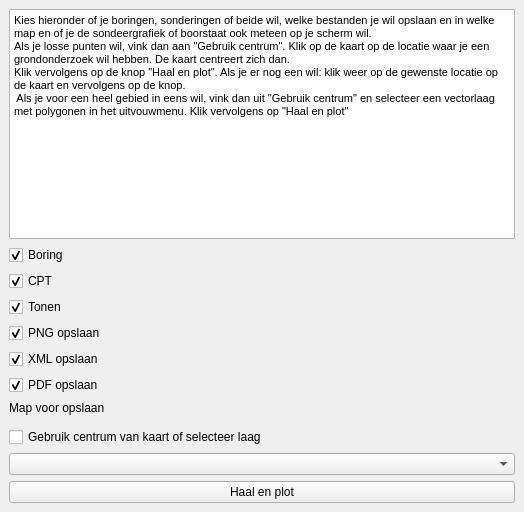
Old version of the form bro_download_plot_dockwidget_base.ui in the repository ic144/bronodig.
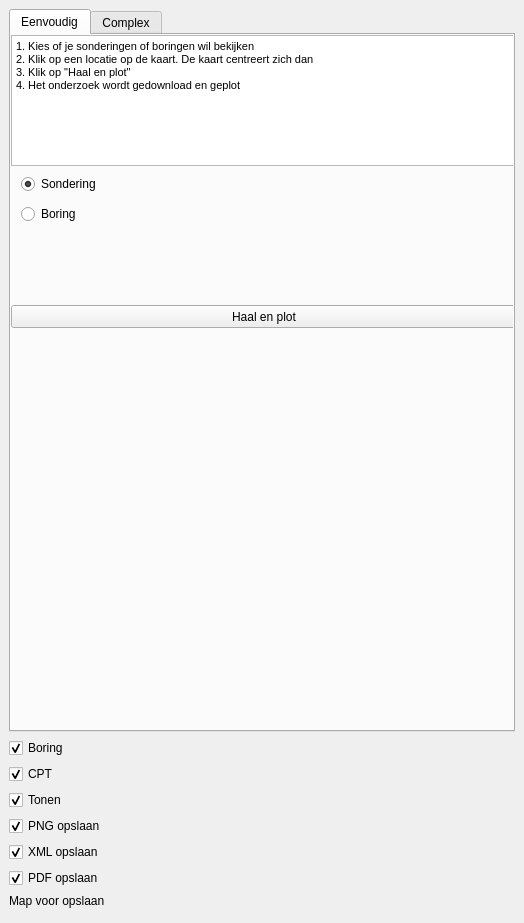
New version of the form. Custom widgets are drawn as their Qt base class.

Commit message: eerste poging reorganiseren menu

What changed in the file:
```diff
--- a/bro_download_plot_dockwidget_base.ui
+++ b/bro_download_plot_dockwidget_base.ui
@@ -7,7 +7,7 @@
     <x>0</x>
     <y>0</y>
     <width>524</width>
-    <height>512</height>
+    <height>923</height>
    </rect>
   </property>
   <property name="windowTitle">
@@ -15,26 +15,27 @@
   </property>
   <widget class="QWidget" name="dockWidgetContents">
    <layout class="QGridLayout" name="gridLayout">
-    <item row="16" column="0">
-     <widget class="QgsMapLayerComboBox" name="mMapLayerComboBox"/>
+    <item row="5" column="0">
+     <widget class="QCheckBox" name="checkBoxBoring">
+      <property name="text">
+       <string>Boring</string>
+      </property>
+      <property name="checked">
+       <bool>true</bool>
+      </property>
+     </widget>
     </item>
-    <item row="3" column="0">
-     <widget class="QTextBrowser" name="textBrowser">
-      <property name="html">
-       <string>&lt;!DOCTYPE HTML PUBLIC &quot;-//W3C//DTD HTML 4.0//EN&quot; &quot;http://www.w3.org/TR/REC-html40/strict.dtd&quot;&gt;
-&lt;html&gt;&lt;head&gt;&lt;meta name=&quot;qrichtext&quot; content=&quot;1&quot; /&gt;&lt;style type=&quot;text/css&quot;&gt;
-p, li { white-space: pre-wrap; }
-&lt;/style&gt;&lt;/head&gt;&lt;body style=&quot; font-family:'MS Shell Dlg 2'; font-size:8pt; font-weight:400; font-style:normal;&quot;&gt;
-&lt;p style=&quot; margin-top:0px; margin-bottom:0px; margin-left:0px; margin-right:0px; -qt-block-indent:0; text-indent:0px;&quot;&gt;Kies hieronder of je boringen, sonderingen of beide wil, welke bestanden je wil opslaan en in welke map en of je de sondeergrafiek of boorstaat ook meteen op je scherm wil.&lt;/p&gt;
-&lt;p style=&quot; margin-top:0px; margin-bottom:0px; margin-left:0px; margin-right:0px; -qt-block-indent:0; text-indent:0px;&quot;&gt;Als je losse punten wil, vink dan aan &amp;quot;Gebruik centrum&amp;quot;. Klik op de kaart op de locatie waar je een grondonderzoek wil hebben. De kaart centreert zich dan.&lt;/p&gt;
-&lt;p style=&quot; margin-top:0px; margin-bottom:0px; margin-left:0px; margin-right:0px; -qt-block-indent:0; text-indent:0px;&quot;&gt;Klik vervolgens op de knop &amp;quot;Haal en plot&amp;quot;. Als je er nog een wil: klik weer op de gewenste locatie op de kaart en vervolgens op de knop.&lt;/p&gt;
-&lt;p style=&quot; margin-top:0px; margin-bottom:0px; margin-left:0px; margin-right:0px; -qt-block-indent:0; text-indent:0px;&quot;&gt; Als je voor een heel gebied in eens wil, vink dan uit &amp;quot;Gebruik centrum&amp;quot; en selecteer een vectorlaag met polygonen in het uitvouwmenu. Klik vervolgens op &amp;quot;Haal en plot&amp;quot;&lt;/p&gt;
-&lt;p style=&quot;-qt-paragraph-type:empty; margin-top:0px; margin-bottom:0px; margin-left:0px; margin-right:0px; -qt-block-indent:0; text-indent:0px;&quot;&gt;&lt;br /&gt;&lt;/p&gt;
-&lt;p style=&quot;-qt-paragraph-type:empty; margin-top:0px; margin-bottom:0px; margin-left:0px; margin-right:0px; -qt-block-indent:0; text-indent:0px;&quot;&gt;&lt;br /&gt;&lt;/p&gt;&lt;/body&gt;&lt;/html&gt;</string>
+    <item row="12" column="0">
+     <widget class="QCheckBox" name="checkBoxPdf">
+      <property name="text">
+       <string>PDF opslaan</string>
       </property>
+      <property name="checked">
+       <bool>true</bool>
+      </property>
      </widget>
     </item>
-    <item row="9" column="0">
+    <item row="10" column="0">
      <widget class="QCheckBox" name="checkBoxXml">
       <property name="text">
        <string>XML opslaan</string>
@@ -44,7 +45,7 @@
       </property>
      </widget>
     </item>
-    <item row="7" column="0">
+    <item row="8" column="0">
      <widget class="QCheckBox" name="checkBoxPng">
       <property name="text">
        <string>PNG opslaan</string>
@@ -54,17 +55,7 @@
       </property>
      </widget>
     </item>
-    <item row="11" column="0">
-     <widget class="QCheckBox" name="checkBoxPdf">
-      <property name="text">
-       <string>PDF opslaan</string>
-      </property>
-      <property name="checked">
-       <bool>true</bool>
-      </property>
-     </widget>
-    </item>
-    <item row="5" column="0">
+    <item row="6" column="0">
      <widget class="QCheckBox" name="checkBoxCpt">
       <property name="text">
        <string>CPT</string>
@@ -75,6 +66,161 @@
      </widget>
     </item>
     <item row="13" column="0">
+     <widget class="QLabel" name="label_3">
+      <property name="text">
+       <string>Map voor opslaan</string>
+      </property>
+     </widget>
+    </item>
+    <item row="3" column="0">
+     <widget class="QTabWidget" name="tabWidget">
+      <property name="currentIndex">
+       <number>0</number>
+      </property>
+      <widget class="QWidget" name="tab">
+       <attribute name="title">
+        <string>Eenvoudig</string>
+       </attribute>
+       <widget class="QPushButton" name="pushButton_2">
+        <property name="geometry">
+         <rect>
+          <x>0</x>
+          <y>270</y>
+          <width>506</width>
+          <height>23</height>
+         </rect>
+        </property>
+        <property name="text">
+         <string>Haal en plot</string>
+        </property>
+       </widget>
+       <widget class="QTextBrowser" name="textBrowser_2">
+        <property name="geometry">
+         <rect>
+          <x>0</x>
+          <y>0</y>
+          <width>506</width>
+          <height>131</height>
+         </rect>
+        </property>
+        <property name="html">
+         <string>&lt;!DOCTYPE HTML PUBLIC &quot;-//W3C//DTD HTML 4.0//EN&quot; &quot;http://www.w3.org/TR/REC-html40/strict.dtd&quot;&gt;
+&lt;html&gt;&lt;head&gt;&lt;meta name=&quot;qrichtext&quot; content=&quot;1&quot; /&gt;&lt;style type=&quot;text/css&quot;&gt;
+p, li { white-space: pre-wrap; }
+&lt;/style&gt;&lt;/head&gt;&lt;body style=&quot; font-family:'MS Shell Dlg 2'; font-size:8pt; font-weight:400; font-style:normal;&quot;&gt;
+&lt;p style=&quot; margin-top:0px; margin-bottom:0px; margin-left:0px; margin-right:0px; -qt-block-indent:0; text-indent:0px;&quot;&gt;1. Kies of je sonderingen of boringen wil bekijken&lt;/p&gt;
+&lt;p style=&quot; margin-top:0px; margin-bottom:0px; margin-left:0px; margin-right:0px; -qt-block-indent:0; text-indent:0px;&quot;&gt;2. Klik op een locatie op de kaart. De kaart centreert zich dan&lt;/p&gt;
+&lt;p style=&quot; margin-top:0px; margin-bottom:0px; margin-left:0px; margin-right:0px; -qt-block-indent:0; text-indent:0px;&quot;&gt;3. Klik op &amp;quot;Haal en plot&amp;quot;&lt;/p&gt;
+&lt;p style=&quot; margin-top:0px; margin-bottom:0px; margin-left:0px; margin-right:0px; -qt-block-indent:0; text-indent:0px;&quot;&gt;4. Het onderzoek wordt gedownload en geplot&lt;/p&gt;&lt;/body&gt;&lt;/html&gt;</string>
+        </property>
+       </widget>
+       <widget class="QRadioButton" name="radioButton">
+        <property name="geometry">
+         <rect>
+          <x>10</x>
+          <y>140</y>
+          <width>80</width>
+          <height>18</height>
+         </rect>
+        </property>
+        <property name="text">
+         <string>Sondering</string>
+        </property>
+        <property name="checked">
+         <bool>true</bool>
+        </property>
+        <attribute name="buttonGroup">
+         <string notr="true">buttonGroup</string>
+        </attribute>
+       </widget>
+       <widget class="QRadioButton" name="radioButton_2">
+        <property name="geometry">
+         <rect>
+          <x>10</x>
+          <y>170</y>
+          <width>80</width>
+          <height>18</height>
+         </rect>
+        </property>
+        <property name="text">
+         <string>Boring</string>
+        </property>
+        <attribute name="buttonGroup">
+         <string notr="true">buttonGroup</string>
+        </attribute>
+       </widget>
+      </widget>
+      <widget class="QWidget" name="tab_2">
+       <attribute name="title">
+        <string>Complex</string>
+       </attribute>
+       <widget class="QPushButton" name="pushButton">
+        <property name="geometry">
+         <rect>
+          <x>0</x>
+          <y>500</y>
+          <width>506</width>
+          <height>23</height>
+         </rect>
+        </property>
+        <property name="text">
+         <string>Haal en plot</string>
+        </property>
+       </widget>
+       <widget class="QTextBrowser" name="textBrowser">
+        <property name="geometry">
+         <rect>
+          <x>10</x>
+          <y>0</y>
+          <width>506</width>
+          <height>171</height>
+         </rect>
+        </property>
+        <property name="html">
+         <string>&lt;!DOCTYPE HTML PUBLIC &quot;-//W3C//DTD HTML 4.0//EN&quot; &quot;http://www.w3.org/TR/REC-html40/strict.dtd&quot;&gt;
+&lt;html&gt;&lt;head&gt;&lt;meta name=&quot;qrichtext&quot; content=&quot;1&quot; /&gt;&lt;style type=&quot;text/css&quot;&gt;
+p, li { white-space: pre-wrap; }
+&lt;/style&gt;&lt;/head&gt;&lt;body style=&quot; font-family:'MS Shell Dlg 2'; font-size:8pt; font-weight:400; font-style:normal;&quot;&gt;
+&lt;p style=&quot; margin-top:0px; margin-bottom:0px; margin-left:0px; margin-right:0px; -qt-block-indent:0; text-indent:0px;&quot;&gt;1. Kies of je boringen, sonderingen of beide wil&lt;/p&gt;
+&lt;p style=&quot; margin-top:0px; margin-bottom:0px; margin-left:0px; margin-right:0px; -qt-block-indent:0; text-indent:0px;&quot;&gt;2. Kies of je wil opslaan of tonen&lt;/p&gt;
+&lt;p style=&quot; margin-top:0px; margin-bottom:0px; margin-left:0px; margin-right:0px; -qt-block-indent:0; text-indent:0px;&quot;&gt;3. Kies welk type bestanden je wil opslaan&lt;/p&gt;
+&lt;p style=&quot; margin-top:0px; margin-bottom:0px; margin-left:0px; margin-right:0px; -qt-block-indent:0; text-indent:0px;&quot;&gt;4. Kies in welke map je de bestanden wil opslaan&lt;/p&gt;
+&lt;p style=&quot; margin-top:0px; margin-bottom:0px; margin-left:0px; margin-right:0px; -qt-block-indent:0; text-indent:0px;&quot;&gt;5. Selecteer een vectorlaag in het uitvouwmenu*&lt;/p&gt;
+&lt;p style=&quot; margin-top:0px; margin-bottom:0px; margin-left:0px; margin-right:0px; -qt-block-indent:0; text-indent:0px;&quot;&gt;6. Klik op &amp;quot;Haal en plot&amp;quot;&lt;/p&gt;
+&lt;p style=&quot;-qt-paragraph-type:empty; margin-top:0px; margin-bottom:0px; margin-left:0px; margin-right:0px; -qt-block-indent:0; text-indent:0px;&quot;&gt;&lt;br /&gt;&lt;/p&gt;
+&lt;p style=&quot; margin-top:0px; margin-bottom:0px; margin-left:0px; margin-right:0px; -qt-block-indent:0; text-indent:0px;&quot;&gt;*: als de vectorlaag polygonen bevat, dan wordt het grondonderzoek binnen de boundingbox als losse punten verwerkt, als de vectorlaag lijnen bevat, dan wordt het grondonderzoek binnen de boundingbox geplot in een lengteprofiel&lt;/p&gt;&lt;/body&gt;&lt;/html&gt;</string>
+        </property>
+       </widget>
+       <widget class="QCheckBox" name="checkBoxPunt">
+        <property name="geometry">
+         <rect>
+          <x>0</x>
+          <y>420</y>
+          <width>506</width>
+          <height>18</height>
+         </rect>
+        </property>
+        <property name="text">
+         <string>Selecteer laag</string>
+        </property>
+        <property name="checked">
+         <bool>false</bool>
+        </property>
+       </widget>
+       <widget class="QgsMapLayerComboBox" name="mMapLayerComboBox">
+        <property name="geometry">
+         <rect>
+          <x>0</x>
+          <y>440</y>
+          <width>506</width>
+          <height>21</height>
+         </rect>
+        </property>
+       </widget>
+      </widget>
+     </widget>
+    </item>
+    <item row="14" column="0">
      <widget class="QgsFileWidget" name="mQgsFileWidget">
       <property name="storageMode">
        <enum>QgsFileWidget::GetDirectory</enum>
@@ -84,41 +230,7 @@
       </property>
      </widget>
     </item>
-    <item row="17" column="0">
-     <widget class="QPushButton" name="pushButton">
-      <property name="text">
-       <string>Haal en plot</string>
-      </property>
-     </widget>
-    </item>
-    <item row="4" column="0">
-     <widget class="QCheckBox" name="checkBoxBoring">
-      <property name="text">
-       <string>Boring</string>
-      </property>
-      <property name="checked">
-       <bool>true</bool>
-      </property>
-     </widget>
-    </item>
-    <item row="12" column="0">
-     <widget class="QLabel" name="label_3">
-      <property name="text">
-       <string>Map voor opslaan</string>
-      </property>
-     </widget>
-    </item>
-    <item row="15" column="0">
-     <widget class="QCheckBox" name="checkBoxPunt">
-      <property name="text">
-       <string>Gebruik centrum van kaart of selecteer laag</string>
-      </property>
-      <property name="checked">
-       <bool>false</bool>
-      </property>
-     </widget>
-    </item>
-    <item row="6" column="0">
+    <item row="7" column="0">
      <widget class="QCheckBox" name="checkBoxShow">
       <property name="text">
        <string>Tonen</string>
```
Left out of the diff: 3 changed lines with no effect on the pictures.
